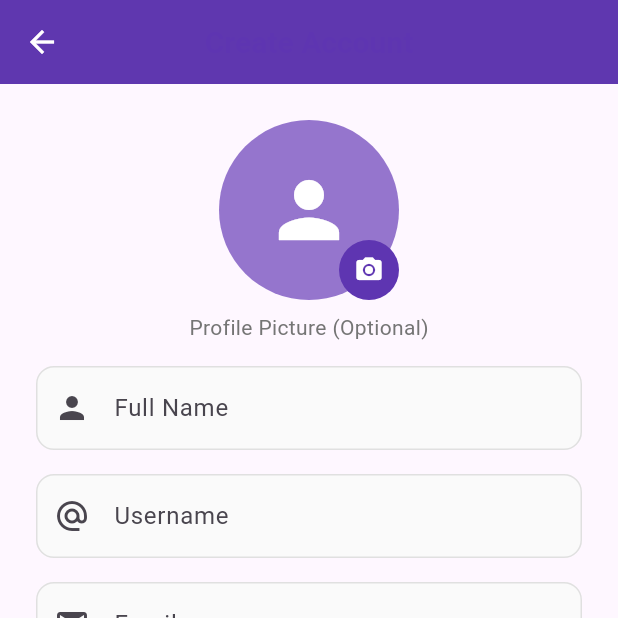
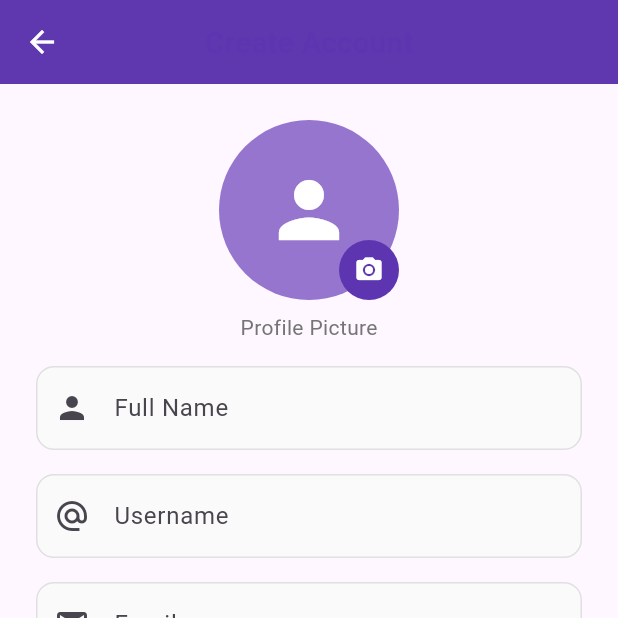
Before and after one commit to Mohamed-Samehh/PeerLink-Mobile, a Flutter app: the RegisterScreen screen opened directly, on a phone screen of 412 x 824 dp, the top half of it. Run offline on Flutter 3.47's test engine with Material 3 defaults, Android fonts, the phone set to English and light mode, and no system bars; our stand-ins replace device_preview, image_picker, permission_handler, shared_preferences; accounts and stored records are empty.

Commit message:
Update register_screen.dart

```diff
--- a/flutter_frontend/lib/screens/auth/register_screen.dart
+++ b/flutter_frontend/lib/screens/auth/register_screen.dart
@@ -257,7 +257,7 @@ class _RegisterScreenState extends State<RegisterScreen> {
                 const SizedBox(height: 8),
                 const Center(
                   child: Text(
-                    'Profile Picture (Optional)',
+                    'Profile Picture',
                     style: TextStyle(
                       color: AppColors.textSecondary,
                       fontSize: 14,
```
